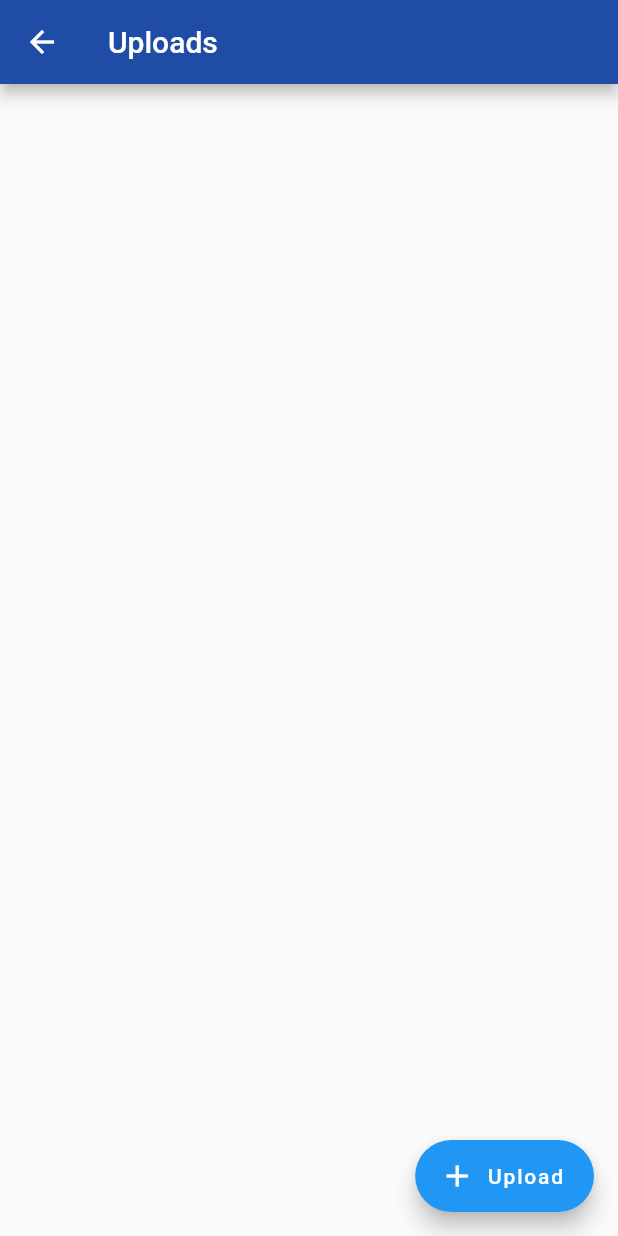
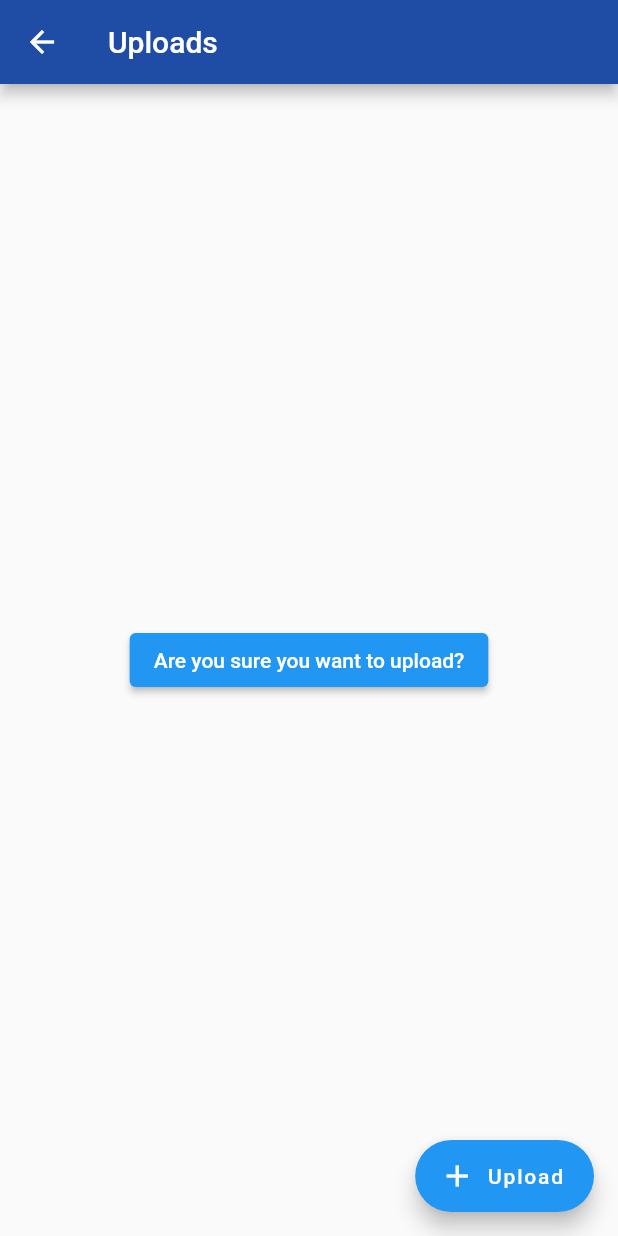
Before and after one commit to dreemi22/Virtual-Vault, a Flutter app: the Myupload screen opened by its route, after a tap on "Upload", on a phone screen of 412 x 824 dp. Run offline on Flutter 3.47's test engine with Material 2 defaults, Android fonts, the phone set to English and light mode, and no system bars; our stand-ins replace file_picker; missing offline and left inert: web3dart.

Commit message:
IPFS connection done

```diff
--- a/lib/pages/upload.dart
+++ b/lib/pages/upload.dart
@@ -2,6 +2,7 @@ import 'dart:io';
 
 import 'package:file_picker/file_picker.dart';
 import 'package:flutter/material.dart';
+import 'package:virtualvault/config/ipfs_service.dart';
 //import 'package:http/http.dart' as http;
 
 class Myupload extends StatefulWidget {
@@ -11,12 +12,15 @@ class Myupload extends StatefulWidget {
 }
 
 class _MyuploadState extends State<Myupload> {
+  String path = "";
   uploadFiles() async {
     FilePickerResult? result = await FilePicker.platform.pickFiles();
 
     if (result != null) {
       File file = File(result.files.single.path!);
-      print(file);
+      path = file.path;
+      print(file.path);
+      setState(() {});
     } else {
       // User canceled the picker
     }
@@ -34,6 +38,14 @@ class _MyuploadState extends State<Myupload> {
         ),
         backgroundColor: const Color(0xff1F4CA4),
       ),
+      body: Center(
+        child: ElevatedButton(
+            onPressed: () {
+              IpfsService ipfsService = IpfsService();
+              ipfsService.uploadImage(path);
+            },
+            child: const Text("Are you sure you want to upload?")),
+      ),
       floatingActionButton: FloatingActionButton.extended(
           icon: const Icon(Icons.add),
           onPressed: uploadFiles,
```
Also changed, not shown: lib/config/ipfs_service.dart (added, +56 -0 lines).
